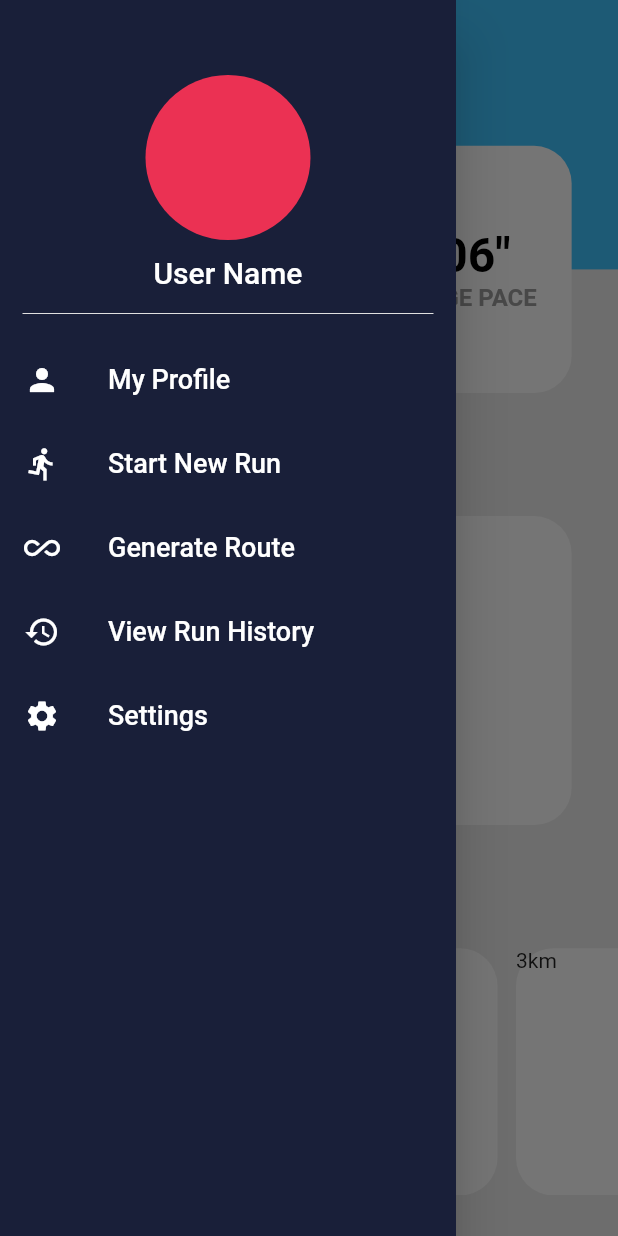
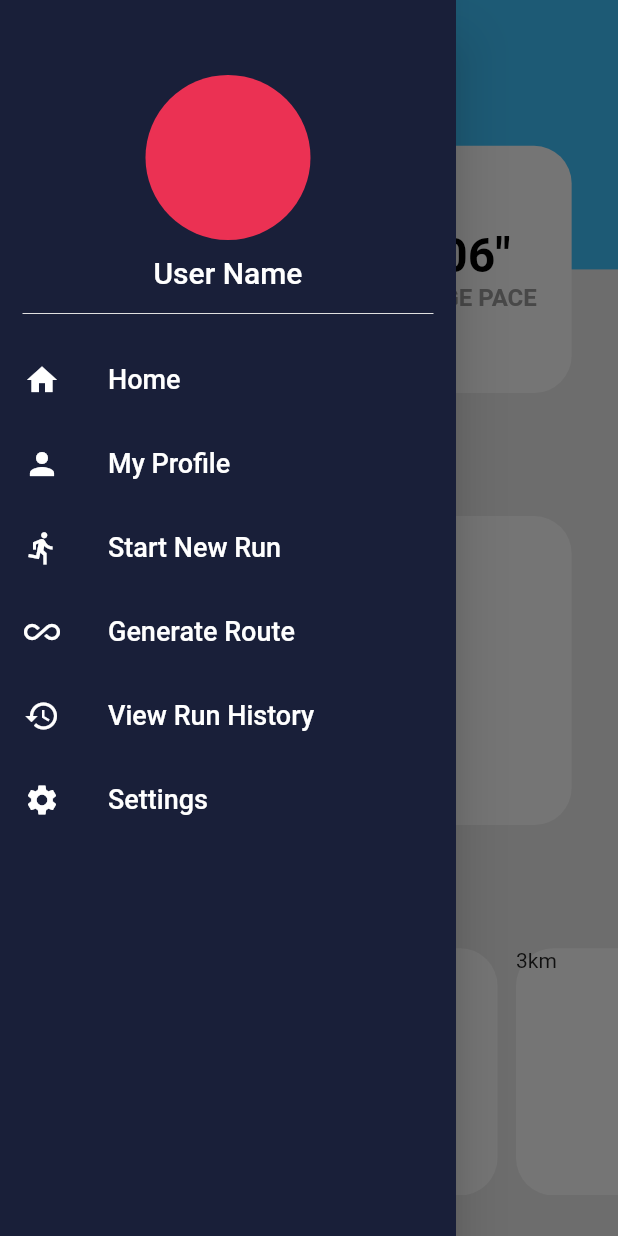
Before and after one commit to pr4aveen/jogzilla, a Flutter app: the screen it shows after launch, with the side drawer open, on a phone screen of 412 x 824 dp. Run offline on Flutter 3.47's test engine with Material 2 defaults, Android fonts, the phone set to English and light mode, and no system bars; our stand-ins replace geolocator, sqflite; missing offline and left inert: mapbox_gl; accounts and stored records are empty.

Commit message:
Added home page to navigation drawer

```diff
--- a/lib/widgets/navigation_drawer.dart
+++ b/lib/widgets/navigation_drawer.dart
@@ -1,5 +1,6 @@
 import 'package:flutter/material.dart';
 
+import '../screens/home_page.dart';
 import '../screens/run_config_page.dart';
 import '../screens/run_history_page.dart';
 import '../screens/run_progress_page.dart';
@@ -31,6 +32,11 @@ class NavigationDrawer extends StatelessWidget {
               padding:
                   const EdgeInsets.symmetric(horizontal: 15.0, vertical: 8.0),
               child: Divider(color: Colors.grey[300]),
+            ),
+            NavigationDrawerItem(
+              title: 'Home',
+              icon: Icons.home,
+              targetDestination: HomePage.routeName,
             ),
             NavigationDrawerItem(
               title: 'My Profile',
```
